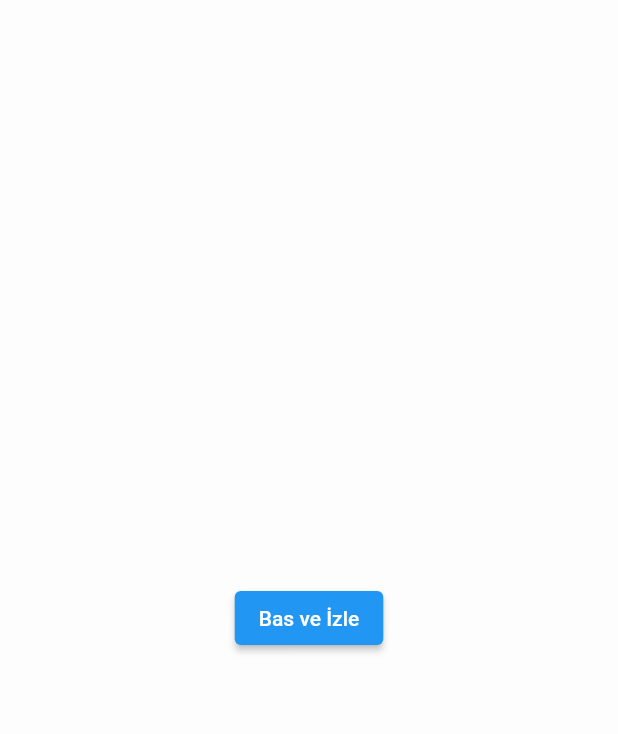
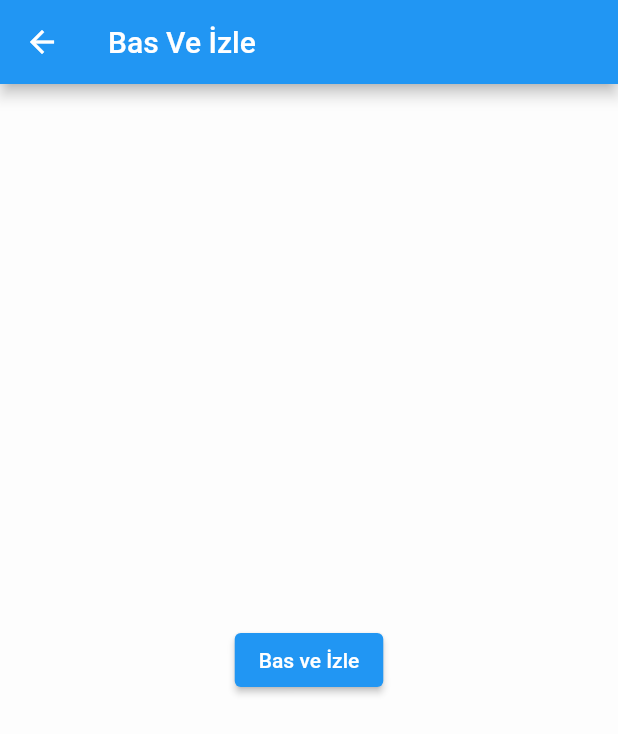
Before and after one commit to xenesarslanx/reklam-izle-kazan, a Flutter app: the RewardedAdmob screen opened directly, on a phone screen of 412 x 824 dp. Shown: the top 734 px of the screen. Run offline on Flutter 3.47's test engine with Material 2 defaults, Android fonts, the phone set to English and light mode, and no system bars; our stand-ins replace animated_splash_screen, cloud_firestore, firebase_auth, firebase_core, get, google_mobile_ads; missing offline and left inert: intro_screen_onboarding_flutter; accounts and stored records are empty; network calls fail.

```diff
--- a/reklamizlekazan/lib/AdmobHelper/admobHelper.dart
+++ b/reklamizlekazan/lib/AdmobHelper/admobHelper.dart
@@ -134,7 +134,7 @@ class RewardedAdmobState extends State<RewardedAdmob> {
     UserInformation(); //
     super.initState();
     RewardedAd.load(
-        adUnitId: RealId().rewardedAdUnitId,
+        adUnitId: TestId().rewardedAdUnitId,
         request: const AdRequest(),
         rewardedAdLoadCallback:
             RewardedAdLoadCallback(onAdLoaded: (RewardedAd ad) {
@@ -157,7 +157,18 @@ class RewardedAdmobState extends State<RewardedAdmob> {
 
   @override
   Widget build(BuildContext context) {
-    return Container(
+    return Scaffold(
+            appBar: AppBar(
+              title: const Text("Bas Ve İzle"),
+              leading:  IconButton(
+              icon : const Icon(Icons.arrow_back),
+              onPressed: () {
+                Get.to(const ReklamIzlemeSayfasi());
+              },
+            ),
+
+            ),
+     body:  Container(
         height: Get.height,
         width: Get.width,
         color: Colors.white60,
@@ -195,7 +206,9 @@ class RewardedAdmobState extends State<RewardedAdmob> {
             ),
           ],
         ),
+      ),
       );
+
 
     /*   _isRewardedAdReady == true
         ? ElevatedButton(
--- a/reklamizlekazan/lib/Screens/mainMenu.dart
+++ b/reklamizlekazan/lib/Screens/mainMenu.dart
@@ -37,7 +37,7 @@ class _AnaMenuState extends State<AnaMenu> {
                 Padding(
                   padding: const EdgeInsets.all(20.0),
                   child: buttonMethod(
-                    () => Get.offAll(const ReklamIzlemeSayfasi()),
+                    () => Get.to(const ReklamIzlemeSayfasi()),
                     Colors.blueAccent,
                     const EdgeInsets.symmetric(horizontal: 50, vertical: 20),
                     const Text("Reklam İzle"),
--- a/reklamizlekazan/lib/Screens/watchAdd.dart
+++ b/reklamizlekazan/lib/Screens/watchAdd.dart
@@ -25,7 +25,7 @@ class _ReklamIzlemeSayfasiState extends State<ReklamIzlemeSayfasi> {
             IconButton(
               icon: const Icon(Icons.arrow_back),
               onPressed: () {
-              Get.offAll(const AnaMenu());
+                Get.to(const AnaMenu());
               },
             ),
           ),
@@ -79,5 +79,6 @@ class _ReklamIzlemeSayfasiState extends State<ReklamIzlemeSayfasi> {
               ]),
         ),
       );
+
   }
 }
--- a/reklamizlekazan/pubspec.yaml
+++ b/reklamizlekazan/pubspec.yaml
@@ -17,7 +17,7 @@ publish_to: 'none' # Remove this line if you wish to publish to pub.dev
 # https://developer.apple.com/library/archive/documentation/General/Reference/InfoPlistKeyReference/Articles/CoreFoundationKeys.html
 # In Windows, build-name is used as the major, minor, and patch parts
 # of the product and file versions while build-number is used as the build suffix.
-version: 1.0.0+1
+version: 1.0.0+2
 
 environment:
   sdk: '>=2.18.5 <3.0.0'
```
Also changed, not shown: reklamizlekazan/lib/firebaseOptions.dart (+4 -4 lines), reklamizlekazan/lib/login/signUp.dart (+13 -9 lines). Lines whose indentation alone changed are shown as unchanged.
